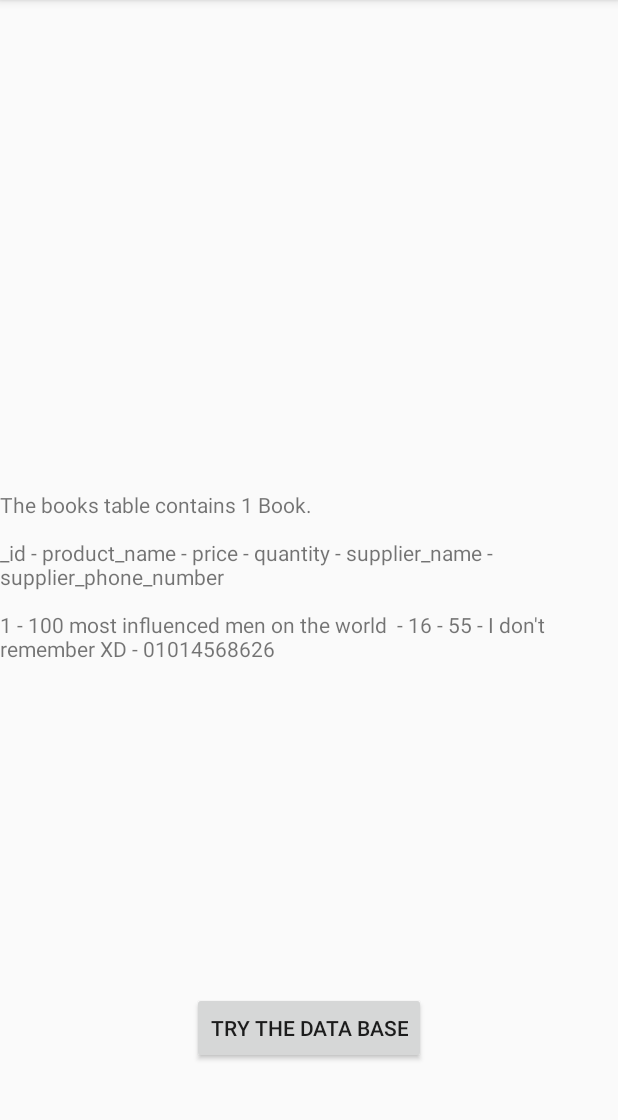
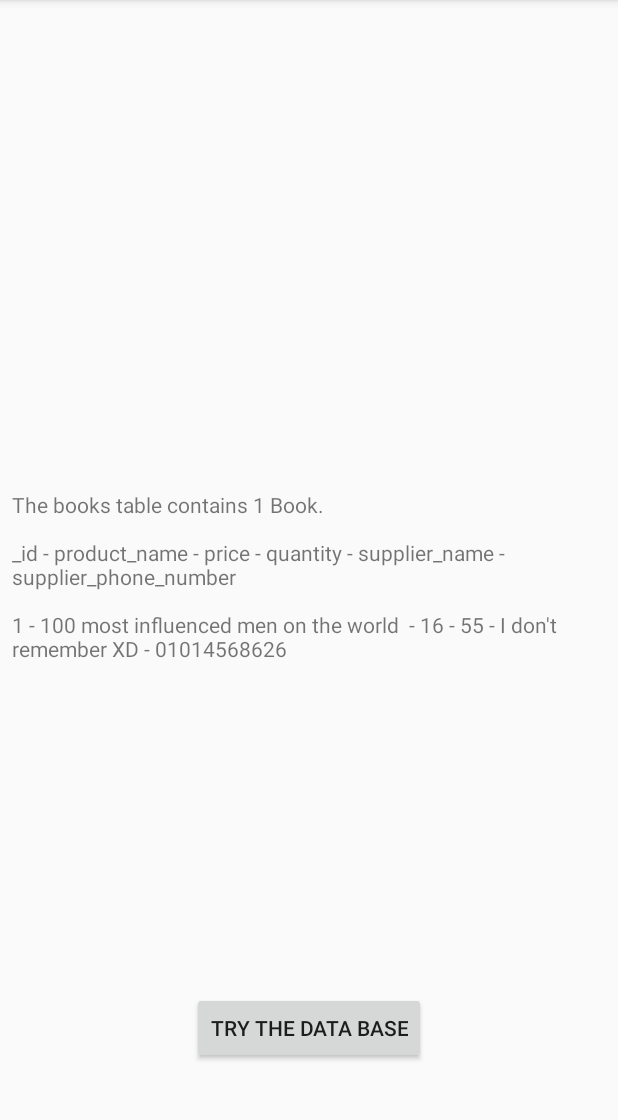
Before and after one commit to Ahmed7313/BookStoreApp, an Android app: the screen it shows after launch (MainActivity), after a tap on "TRY THE DATA BASE", on a phone screen of 412 x 824 dp, the part 84-1204 px from its top. Run offline under Robolectric (Android 15) with nearby library versions, the phone set to English and light mode, and no system bars.

```diff
--- a/app/src/main/res/layout/activity_main.xml
+++ b/app/src/main/res/layout/activity_main.xml
@@ -7,6 +7,8 @@
     tools:context=".MainActivity">
 
     <TextView
+        android:paddingLeft="8dp"
+        android:paddingRight="8dp"
         android:id="@+id/display_information"
         android:layout_width="wrap_content"
         android:layout_height="wrap_content"
```
